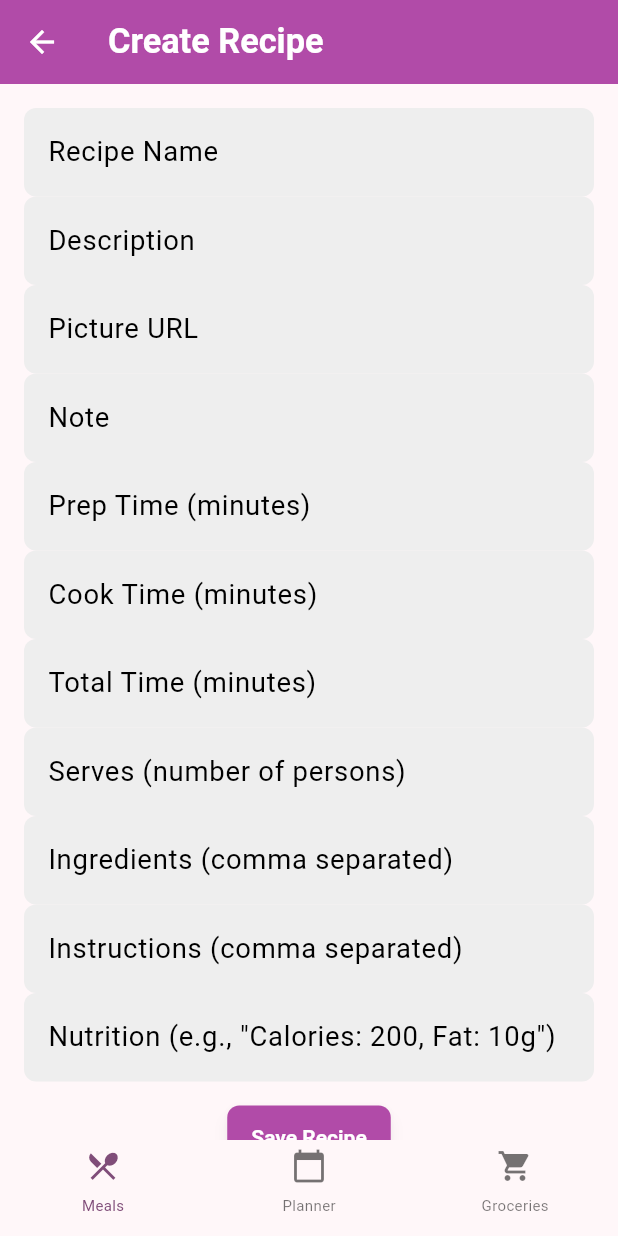
After one commit to AntonyBARGE/recipe_app, a Flutter app: the RecipeCreationPage screen opened by its route, on a phone screen of 412 x 824 dp. The commit adds this screen. Run offline on Flutter 3.47's test engine with Material 3 defaults, Android fonts, the phone set to English and light mode, and no system bars; our stand-ins replace flutter_riverpod, flutter_screenutil, go_router; generated files the repository leaves out were written again.

Commit message:
recipe creation

```diff
--- a/lib/app/app.dart
+++ b/lib/app/app.dart
@@ -8,6 +8,7 @@ import 'package:recipe_app/app/pages/layout/nav_bar.dart';
 import 'package:recipe_app/app/pages/planner/planner.dart';
 
 import 'pages/meals/meals_page.dart';
+import 'pages/meals/widgets/recipe_creation.dart';
 import 'pages/settings/settings_controller.dart';
 import 'pages/settings/settings_view.dart';
 
@@ -37,14 +38,15 @@ class MyApp extends StatelessWidget {
                         GoRoute(
                           path: MealsPage.routeName,
                           name: MealsPage.routeName,
-                          builder: (context, state) => MealsPage(),
-                          // routes: [
-                          //   GoRoute(
-                          //     path: MealsPage.routeName,
-                          //     name: MealsPage.routeName,
-                          //     builder: (context, state) => MealsPage(),
-                          //   ),
-                          // ],
+                          builder: (context, state) => const MealsPage(),
+                          routes: [
+                            GoRoute(
+                              path: RecipeCreationPage.routeName,
+                              name: RecipeCreationPage.routeName,
+                              builder: (context, state) =>
+                                  const RecipeCreationPage(),
+                            ),
+                          ],
                         ),
                       ],
                     ),
--- /dev/null
+++ b/lib/app/models/ingredient_category.dart
@@ -0,0 +1,12 @@
+class IngredientCategory {
+  final String name;
+
+  IngredientCategory({
+    required this.name,
+  });
+
+  @override
+  String toString() {
+    return name;
+  }
+}
--- a/lib/app/models/recipe.dart
+++ b/lib/app/models/recipe.dart
@@ -1,14 +1,33 @@
 import 'ingredient.dart';
+import 'recipe_category.dart';
 
 class Recipe {
   final String name;
+  final String description;
+  final String? pictureUrl;
+  final double? note;
+  final List<RecipeCategory> categories;
+  final int prepTime;
+  final int cookTime;
+  final int totalTime;
+  final int numberOfPersons;
   final List<Ingredient> ingredients;
   final List<String> instructions;
+  final Map<String, String>? nutrition;
 
   Recipe({
     required this.name,
+    required this.description,
+    this.pictureUrl,
+    this.note,
+    required this.categories,
+    required this.prepTime,
+    required this.cookTime,
+    required this.totalTime,
+    required this.numberOfPersons,
     required this.ingredients,
     required this.instructions,
+    this.nutrition,
   });
 
   @override
@@ -20,15 +39,24 @@ class Recipe {
         .entries
         .map((entry) => '${entry.key + 1}. ${entry.value}')
         .join('\n');
+    final nutritionList = nutrition?.entries
+        .map((entry) => '${entry.key}: ${entry.value}')
+        .join(', ');
 
     return '''
 Recipe: $name
-
+Description: $description
+Categories: ${categories.map((c) => c.name).join(', ')}
+Prep Time: $prepTime mins, Cook Time: $cookTime mins, Total Time: $totalTime mins
+Serves: $numberOfPersons
 Ingredients:
 $ingredientList
 
 Instructions:
 $instructionList
+
+Nutrition:
+$nutritionList
     ''';
   }
 }
--- /dev/null
+++ b/lib/app/models/recipe_category.dart
@@ -0,0 +1,12 @@
+class RecipeCategory {
+  final String name;
+
+  RecipeCategory({
+    required this.name,
+  });
+
+  @override
+  String toString() {
+    return name;
+  }
+}
--- /dev/null
+++ b/lib/app/pages/meals/widgets/recipe_creation.dart
@@ -0,0 +1,147 @@
+import 'package:flutter/material.dart';
+import 'package:flutter_riverpod/flutter_riverpod.dart';
+import 'package:go_router/go_router.dart';
+import 'package:recipe_app/app/pages/meals/widgets/recipe_field.dart';
+
+import '../../../models/ingredient.dart';
+import '../../../models/recipe.dart';
+import '../../../models/recipe_category.dart';
+import '../../../repositories/recipe_repository.dart';
+
+class RecipeCreationPage extends ConsumerStatefulWidget {
+  const RecipeCreationPage({super.key});
+  static const routeName = 'recipe_creation';
+
+  @override
+  RecipeCreationPageState createState() => RecipeCreationPageState();
+}
+
+class RecipeCreationPageState extends ConsumerState<RecipeCreationPage> {
+  final _formKey = GlobalKey<FormState>();
+
+  final nameProvider = StateProvider<String>((ref) => '');
+  final descriptionProvider = StateProvider<String>((ref) => '');
+  final pictureUrlProvider = StateProvider<String>((ref) => '');
+  final noteProvider = StateProvider<String>((ref) => '');
+  final prepTimeProvider = StateProvider<String>((ref) => '');
+  final cookTimeProvider = StateProvider<String>((ref) => '');
+  final totalTimeProvider = StateProvider<String>((ref) => '');
+  final numberOfPersonsProvider = StateProvider<String>((ref) => '');
+  final ingredientsProvider = StateProvider<String>((ref) => '');
+  final instructionsProvider = StateProvider<String>((ref) => '');
+  final nutritionProvider = StateProvider<String>((ref) => '');
+  final selectedCategoriesProvider =
+      StateProvider<List<RecipeCategory>>((ref) => []);
+
+  @override
+  Widget build(BuildContext context) {
+    return Scaffold(
+      appBar: AppBar(
+        title: const Text('Create Recipe'),
+      ),
+      body: SingleChildScrollView(
+        padding: const EdgeInsets.all(16.0),
+        child: Form(
+          key: _formKey,
+          child: Column(
+            children: [
+              RecipeTextField(provider: nameProvider, label: 'Recipe Name'),
+              RecipeTextField(
+                  provider: descriptionProvider, label: 'Description'),
+              RecipeTextField(
+                  provider: pictureUrlProvider, label: 'Picture URL'),
+              RecipeTextField(
+                  provider: noteProvider,
+                  label: 'Note',
+                  keyboardType: TextInputType.number),
+              RecipeTextField(
+                  provider: prepTimeProvider,
+                  label: 'Prep Time (minutes)',
+                  keyboardType: TextInputType.number),
+              RecipeTextField(
+                  provider: cookTimeProvider,
+                  label: 'Cook Time (minutes)',
+                  keyboardType: TextInputType.number),
+              RecipeTextField(
+                  provider: totalTimeProvider,
+                  label: 'Total Time (minutes)',
+                  keyboardType: TextInputType.number),
+              RecipeTextField(
+                  provider: numberOfPersonsProvider,
+                  label: 'Serves (number of persons)',
+                  keyboardType: TextInputType.number),
+              RecipeTextField(
+                  provider: ingredientsProvider,
+                  label: 'Ingredients (comma separated)'),
+              RecipeTextField(
+                  provider: instructionsProvider,
+                  label: 'Instructions (comma separated)'),
+              RecipeTextField(
+                  provider: nutritionProvider,
+                  label: 'Nutrition (e.g., "Calories: 200, Fat: 10g")'),
+              const SizedBox(height: 16),
+              ElevatedButton(
+                onPressed: _saveRecipe,
+                child: const Text('Save Recipe'),
+              ),
+            ],
+          ),
+        ),
+      ),
+    );
+  }
+
+  void _saveRecipe() {
+    if (_formKey.currentState?.validate() ?? false) {
+      final String name = ref.read(nameProvider);
+      final String description = ref.read(descriptionProvider);
+      final String? pictureUrl = ref.read(pictureUrlProvider).isNotEmpty
+          ? ref.read(pictureUrlProvider)
+          : null;
+      final double? note = ref.read(noteProvider).isNotEmpty
+          ? double.parse(ref.read(noteProvider))
+          : null;
+      final int prepTime = int.parse(ref.read(prepTimeProvider));
+      final int cookTime = int.parse(ref.read(cookTimeProvider));
+      final int totalTime = int.parse(ref.read(totalTimeProvider));
+      final int numberOfPersons = int.parse(ref.read(numberOfPersonsProvider));
+      final List<Ingredient> ingredients = ref
+          .read(ingredientsProvider)
+          .split(',')
+          .map((e) => Ingredient(name: e.trim(), quantity: 0, unit: Unit.gram))
+          .toList();
+      final List<String> instructions = ref
+          .read(instructionsProvider)
+          .split(',')
+          .map((e) => e.trim())
+          .toList();
+      final Map<String, String>? nutrition =
+          ref.read(nutritionProvider).isNotEmpty
+              ? Map.fromEntries(
+                  ref.read(nutritionProvider).split(',').map((e) {
+                    final parts = e.split(':');
+                    return MapEntry(parts[0].trim(), parts[1].trim());
+                  }),
+                )
+              : null;
+
+      final newRecipe = Recipe(
+        name: name,
+        description: description,
+        pictureUrl: pictureUrl,
+        note: note,
+        categories: ref.read(selectedCategoriesProvider),
+        prepTime: prepTime,
+        cookTime: cookTime,
+        totalTime: totalTime,
+        numberOfPersons: numberOfPersons,
+        ingredients: ingredients,
+        instructions: instructions,
+        nutrition: nutrition,
+      );
+
+      ref.read(recipeRepositoryProvider.notifier).addRecipe(newRecipe);
+      context.pop();
+    }
+  }
+}
--- /dev/null
+++ b/lib/app/pages/meals/widgets/recipe_field.dart
@@ -0,0 +1,64 @@
+import 'package:flutter/material.dart';
+import 'package:flutter_riverpod/flutter_riverpod.dart';
+
+class RecipeTextField extends ConsumerStatefulWidget {
+  final StateProvider<String> provider;
+  final String label;
+  final TextInputType keyboardType;
+
+  const RecipeTextField({
+    required this.provider,
+    required this.label,
+    this.keyboardType = TextInputType.text,
+    super.key,
+  });
+
+  @override
+  _RecipeTextFieldState createState() => _RecipeTextFieldState();
+}
+
+class _RecipeTextFieldState extends ConsumerState<RecipeTextField> {
+  late TextEditingController _controller;
+
+  @override
+  void initState() {
+    super.initState();
+    _controller = TextEditingController();
+    _controller.addListener(_onTextChanged);
+  }
+
+  @override
+  void dispose() {
+    _controller.removeListener(_onTextChanged);
+    _controller.dispose();
+    super.dispose();
+  }
+
+  void _onTextChanged() {
+    final text = _controller.text;
+    if (text != ref.read(widget.provider)) {
+      ref.read(widget.provider.notifier).state = text;
+    }
+  }
+
+  @override
+  Widget build(BuildContext context) {
+    final value = ref.watch(widget.provider);
+
+    if (_controller.text != value) {
+      _controller.text = value;
+    }
+
+    return TextFormField(
+      controller: _controller,
+      decoration: InputDecoration(labelText: widget.label),
+      keyboardType: widget.keyboardType,
+      validator: (value) {
+        if (value == null || value.isEmpty) {
+          return 'Please enter ${widget.label}';
+        }
+        return null;
+      },
+    );
+  }
+}
--- /dev/null
+++ b/lib/app/repositories/recipe_repository.dart
@@ -0,0 +1,100 @@
+import 'package:flutter_riverpod/flutter_riverpod.dart';
+
+import '../models/ingredient.dart';
+import '../models/recipe.dart';
+
+class RecipeRepository extends StateNotifier<List<Recipe>> {
+  RecipeRepository()
+      : super([
+          Recipe(
+            name: 'Pancake',
+            description: 'A simple and fluffy pancake recipe.',
+            pictureUrl: 'https://example.com/pancake.jpg',
+            note: 4.5,
+            categories: [],
+            prepTime: 10,
+            cookTime: 15,
+            totalTime: 25,
+            numberOfPersons: 4,
+            ingredients: [
+              Ingredient(name: 'Sugar', quantity: 100, unit: Unit.gram),
+              Ingredient(name: 'Flour', quantity: 200, unit: Unit.gram),
+              Ingredient(name: 'Milk', quantity: 250, unit: Unit.milliliter),
+            ],
+            instructions: [
+              'Mix the dry ingredients.',
+              'Add milk and stir well.',
+              'Cook on a hot griddle.',
+            ],
+            nutrition: {
+              'Calories': '250 kcal',
+              'Protein': '6 g',
+              'Carbohydrates': '50 g',
+              'Fat': '5 g',
+            },
+          ),
+          Recipe(
+            name: 'Omelette',
+            description: 'A classic and easy omelette recipe.',
+            pictureUrl: 'https://example.com/omelette.jpg',
+            note: 4.0,
+            categories: [],
+            prepTime: 5,
+            cookTime: 10,
+            totalTime: 15,
+            numberOfPersons: 1,
+            ingredients: [
+              Ingredient(name: 'Egg', quantity: 3, unit: Unit.piece),
+              Ingredient(name: 'Salt', quantity: 1, unit: Unit.pinch),
+              Ingredient(name: 'Butter', quantity: 1, unit: Unit.tablespoon),
+            ],
+            instructions: [
+              'Beat the eggs.',
+              'Melt butter in a pan.',
+              'Pour the eggs and cook.',
+            ],
+            nutrition: {
+              'Calories': '200 kcal',
+              'Protein': '12 g',
+              'Carbohydrates': '1 g',
+              'Fat': '18 g',
+            },
+          ),
+          Recipe(
+            name: 'Chocolate Cake',
+            description: 'A rich and moist chocolate cake.',
+            pictureUrl: 'https://example.com/chocolate_cake.jpg',
+            note: 4.8,
+            categories: [],
+            prepTime: 20,
+            cookTime: 30,
+            totalTime: 50,
+            numberOfPersons: 8,
+            ingredients: [
+              Ingredient(name: 'Flour', quantity: 200, unit: Unit.gram),
+              Ingredient(name: 'Sugar', quantity: 150, unit: Unit.gram),
+              Ingredient(name: 'Cocoa powder', quantity: 50, unit: Unit.gram),
+            ],
+            instructions: [
+              'Mix the dry ingredients.',
+              'Add wet ingredients and stir.',
+              'Bake in the oven at 180°C for 30 minutes.',
+            ],
+            nutrition: {
+              'Calories': '300 kcal',
+              'Protein': '4 g',
+              'Carbohydrates': '40 g',
+              'Fat': '15 g',
+            },
+          ),
+        ]);
+
+  void addRecipe(Recipe recipe) {
+    state = [...state, recipe];
+  }
+}
+
+final recipeRepositoryProvider =
+    StateNotifierProvider<RecipeRepository, List<Recipe>>((ref) {
+  return RecipeRepository();
+});
--- a/lib/main.dart
+++ b/lib/main.dart
@@ -1,4 +1,5 @@
 import 'package:flutter/material.dart';
+import 'package:flutter_riverpod/flutter_riverpod.dart';
 import 'package:flutter_screenutil/flutter_screenutil.dart';
 
 import 'app/app.dart';
@@ -18,5 +19,5 @@ void main() async {
   // Run the app and pass in the SettingsController. The app listens to the
   // SettingsController for changes, then passes it further down to the
   // SettingsView.
-  runApp(MyApp(settingsController: settingsController));
+  runApp(ProviderScope(child: MyApp(settingsController: settingsController)));
 }
--- a/pubspec.yaml
+++ b/pubspec.yaml
@@ -15,6 +15,8 @@ dependencies:
 
   go_router: ^14.2.7
   flutter_screenutil: ^5.9.3
+  flutter_riverpod: ^2.5.1
+  riverpod_annotation: ^2.3.5
 
   flutter_localizations:
     sdk: flutter
@@ -23,6 +25,10 @@ dev_dependencies:
   flutter_test:
     sdk: flutter
 
+  build_runner:
+  custom_lint:
+  riverpod_generator: ^2.4.3
+  riverpod_lint: ^2.3.13
   flutter_lints: ^4.0.0
 
 flutter:
```
Also changed, not shown: lib/app/models/ingredient.dart (+13 -9 lines), lib/app/pages/meals/meals_page.dart (+6 -49 lines), lib/app/pages/meals/widgets/meals_add_button.dart (added, +18 -0 lines), lib/app/pages/meals/widgets/meals_searchbar.dart (+16 -15 lines), pubspec.lock.
